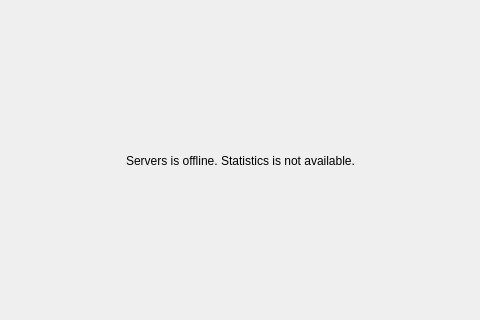
The window that client/libclient/src/ui/widgets/properties/storage_analytics_widget.ui (networkoptix/nx_open) describes before a commit, drawn with Qt 5; both pictures show x 269 to 749 and y 148 to 468 of the 1019 by 621 pixel window.
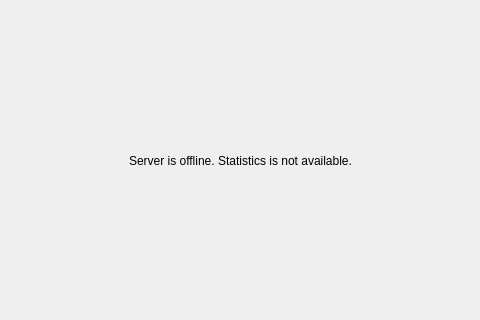
The same window after the commit. The open tabs and pages were chosen to show the change. Custom widgets are drawn as their Qt base class.

What changed in the file:
```diff
--- a/client/libclient/src/ui/widgets/properties/storage_analytics_widget.ui
+++ b/client/libclient/src/ui/widgets/properties/storage_analytics_widget.ui
@@ -323,7 +323,7 @@
        <item>
         <widget class="QLabel" name="warningLabel">
          <property name="text">
-          <string>Servers is offline. Statistics is not available.</string>
+          <string>Server is offline. Statistics is not available.</string>
          </property>
          <property name="alignment">
           <set>Qt::AlignCenter</set>
```
Left out of the diff: 2 changed lines with no effect on the pictures.
